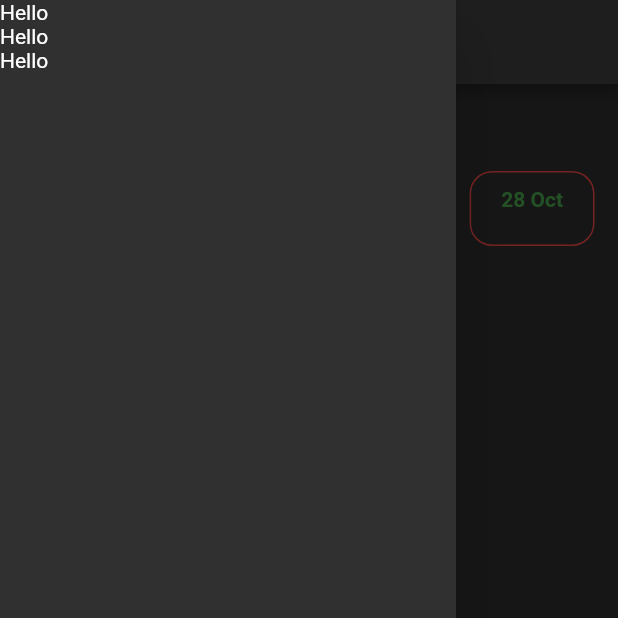
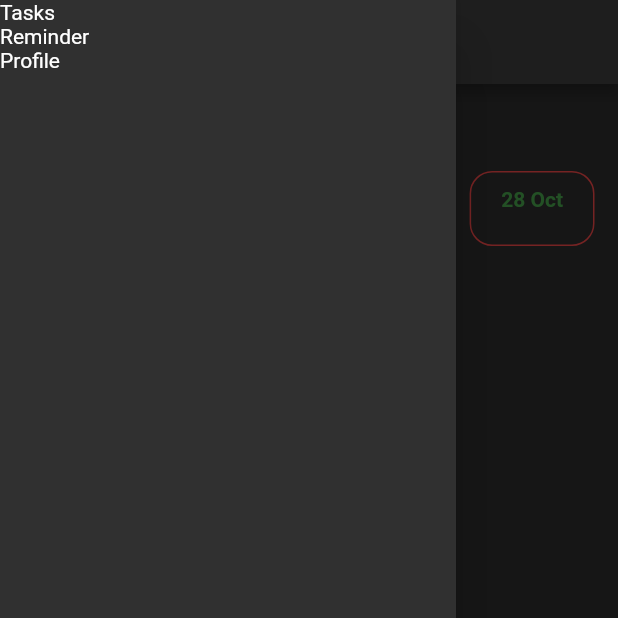
Before and after one commit to utkarshmalik19/todo_app, a Flutter app: the screen it shows after launch, with the side drawer open, on a phone screen of 412 x 824 dp, the top half of it. Run offline on Flutter 3.47's test engine with Material 2 defaults, Android fonts, the phone set to English and light mode, and no system bars.

Commit message:
minor utils changes

```diff
--- a/lib/presentation/widgets/app_drawer.dart
+++ b/lib/presentation/widgets/app_drawer.dart
@@ -12,7 +12,7 @@ class _AppDrawerState extends State<AppDrawer> {
   Widget build(BuildContext context) {
     return Drawer(
       child: ListView(
-        children: [Text('Hello'), Text('Hello'), Text('Hello')],
+        children: [Text('Tasks'), Text('Reminder'), Text('Profile')],
       ),
     );
   }
--- a/lib/utils/consts.dart
+++ b/lib/utils/consts.dart
@@ -30,7 +30,7 @@ class AppConstants {
   //double height = MediaQuery.of(context).size.height;
 
   static TextStyle headerTextStyle =
-      TextStyle(color: textColor, fontSize: 24, fontWeight: FontWeight.bold);
+      const TextStyle(color: textColor, fontSize: 24, fontWeight: FontWeight.bold);
   static TextStyle smallTextStyle =
-      TextStyle(color: textColor, fontSize: 16, fontWeight: FontWeight.bold);
+      const TextStyle(color: textColor, fontSize: 16, fontWeight: FontWeight.bold);
 }
```
